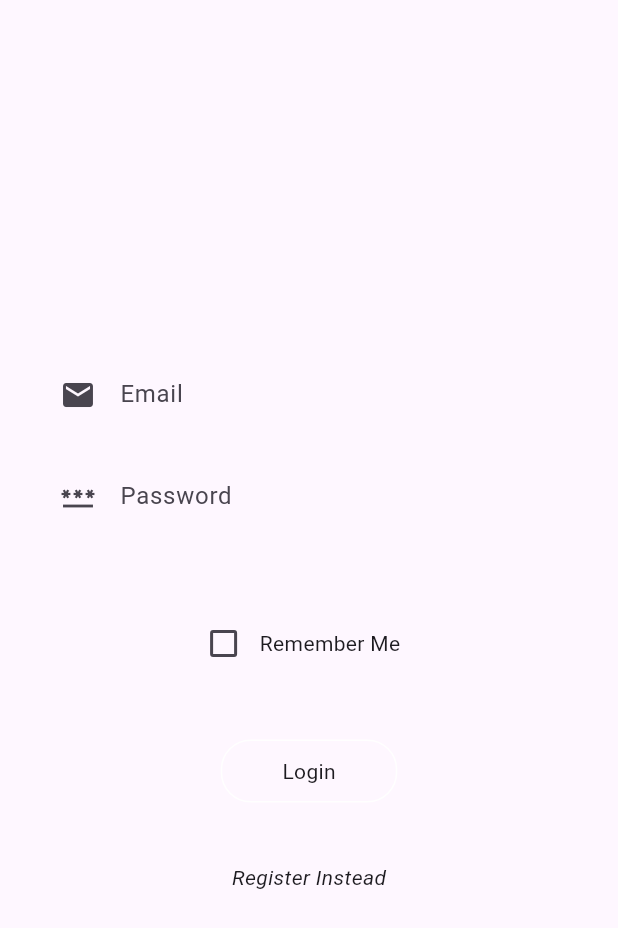
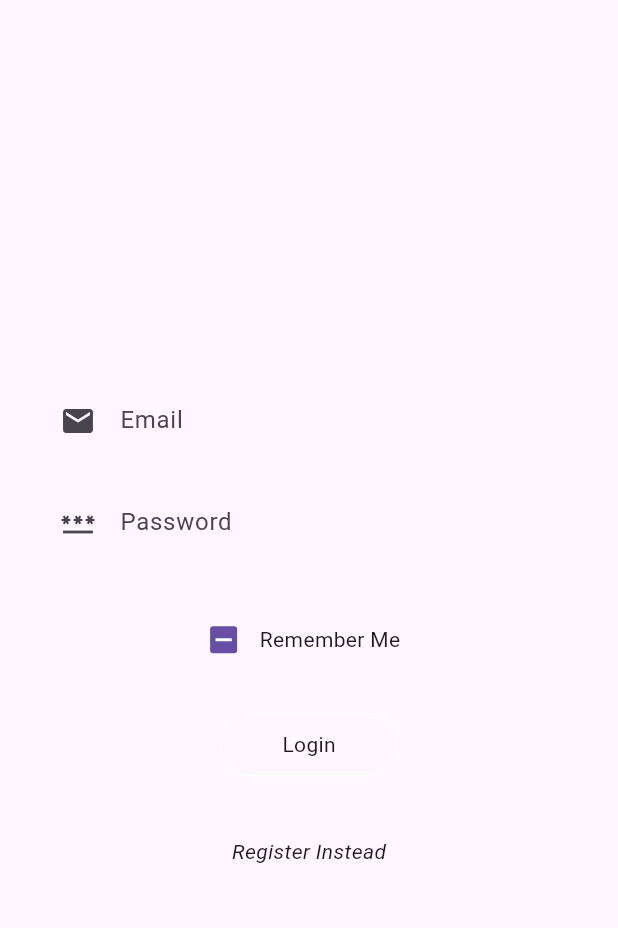
Before and after one commit to Morne-le-Roux/fish_man, a Flutter app: the screen it shows after launch, on a phone screen of 412 x 824 dp. Shown: the top 928 px of the screen. Run offline on Flutter 3.47's test engine with Material 3 defaults, Android fonts, the light colour scheme and no system bars; our stand-ins replace google_fonts, numberpicker, shared_preferences, supabase_flutter; accounts and stored records are empty.

Commit message:
added remember me func

```diff
--- a/lib/features/auth/presentation/screens/login_screen.dart
+++ b/lib/features/auth/presentation/screens/login_screen.dart
@@ -36,7 +36,13 @@ class LoginScreen extends StatelessWidget {
 
           //Remember Me
 
-          const RememberMe(),
+          Container(
+            padding: const EdgeInsets.symmetric(vertical: 20),
+            child: RememberMe(
+              emailController: _emailController,
+              passwordController: _passwordController,
+            ),
+          ),
 
           //BUTTON
 
--- a/lib/features/auth/presentation/widgets/remember_me.dart
+++ b/lib/features/auth/presentation/widgets/remember_me.dart
@@ -1,19 +1,74 @@
 import 'package:flutter/material.dart';
+import 'package:shared_preferences/shared_preferences.dart';
 
 class RememberMe extends StatefulWidget {
-  const RememberMe({super.key});
+  RememberMe(
+      {super.key,
+      required this.emailController,
+      required this.passwordController});
+
+  final TextEditingController emailController;
+  final TextEditingController passwordController;
+
+  bool? _remember = false;
+  bool _loading = false;
 
   @override
   State<RememberMe> createState() => _RememberMeState();
 }
 
 class _RememberMeState extends State<RememberMe> {
-  bool? _remember;
+  @override
+  void initState() {
+    // TODO: implement initState
+    super.initState();
+    setState(() {
+      getSharedPrefs();
+    });
+  }
+
+  void getSharedPrefs() async {
+    final SharedPreferences prefs = await SharedPreferences.getInstance();
+    setState(() {
+      widget._remember = prefs.getBool("Remember");
+      widget.emailController.text = prefs.getString("Email") ?? "";
+      widget.passwordController.text = prefs.getString("Password") ?? "";
+    });
+  }
+
+  void setSharedPrefs({
+    required bool remember,
+  }) async {
+    //starts loading animation
+    setState(() {
+      widget._loading = true;
+    });
+
+    final SharedPreferences prefs = await SharedPreferences.getInstance();
+    await prefs.setBool("Remember", remember);
+
+    //if remember me is set. saves password and email
+    if (remember) {
+      await prefs.setString("Email", widget.emailController.text);
+      await prefs.setString("Password", widget.passwordController.text);
+
+      //if remember me is not set, clears the fields
+    } else {
+      await prefs.setString("Email", "");
+      await prefs.setString("Password", "");
+    }
+
+    //stops loading animation
+    setState(() {
+      widget._loading = false;
+    });
+  }
 
   @override
   Widget build(BuildContext context) {
-    return Container(
-      padding: const EdgeInsets.symmetric(vertical: 40),
+    return Column(
+      children: [
+        Container(
           margin: const EdgeInsets.only(
               right:
                   20), //checkbox makes it look off center... this just fixes that.
@@ -21,15 +76,31 @@ class _RememberMeState extends State<RememberMe> {
             mainAxisAlignment: MainAxisAlignment.center,
             children: [
               Checkbox(
-              value: _remember ?? false,
-              onChanged: (value) {
+                  value: widget._remember,
+                  onChanged: (value) async {
+                    setSharedPrefs(remember: value ?? false);
                     setState(() {
-                  _remember = value;
+                      widget._remember = value ?? false;
                     });
                   }),
               const Text("Remember Me"),
             ],
           ),
+        ),
+        Container(
+          width: 200,
+          padding: const EdgeInsets.only(left: 10),
+          child: Visibility(
+            visible: widget._loading,
+            replacement: const SizedBox(
+              height: 5,
+            ),
+            child: const LinearProgressIndicator(
+              borderRadius: BorderRadius.all(Radius.circular(5)),
+            ),
+          ),
+        ),
+      ],
     );
   }
 }
```
Lines whose indentation alone changed are shown as unchanged.
